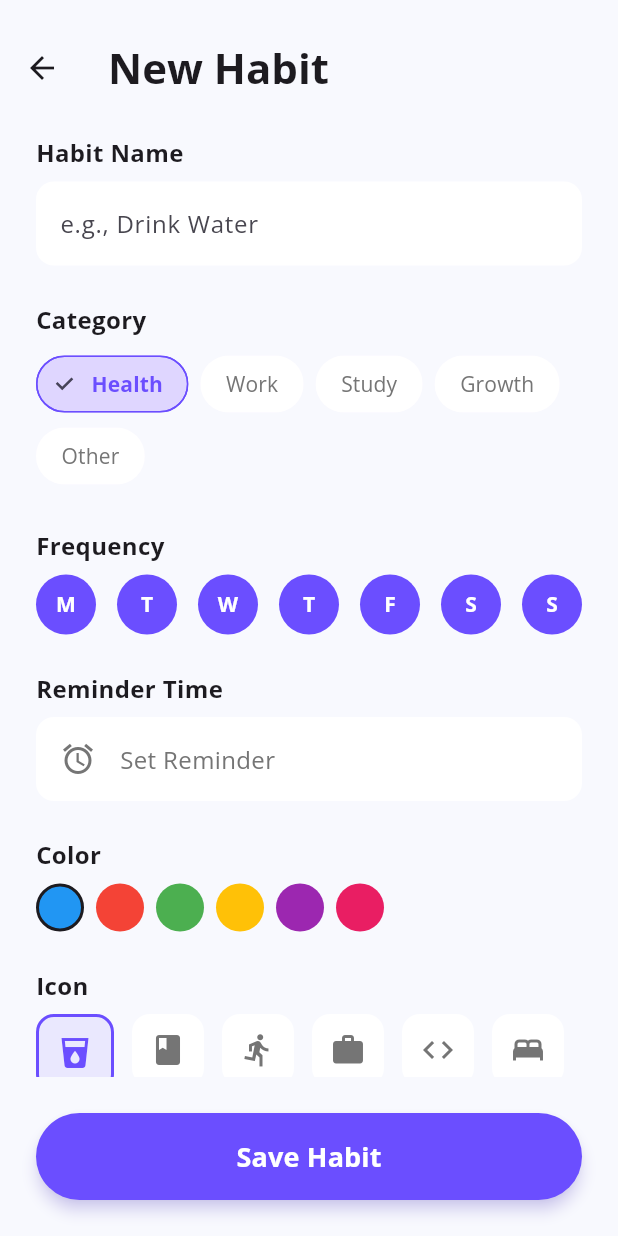
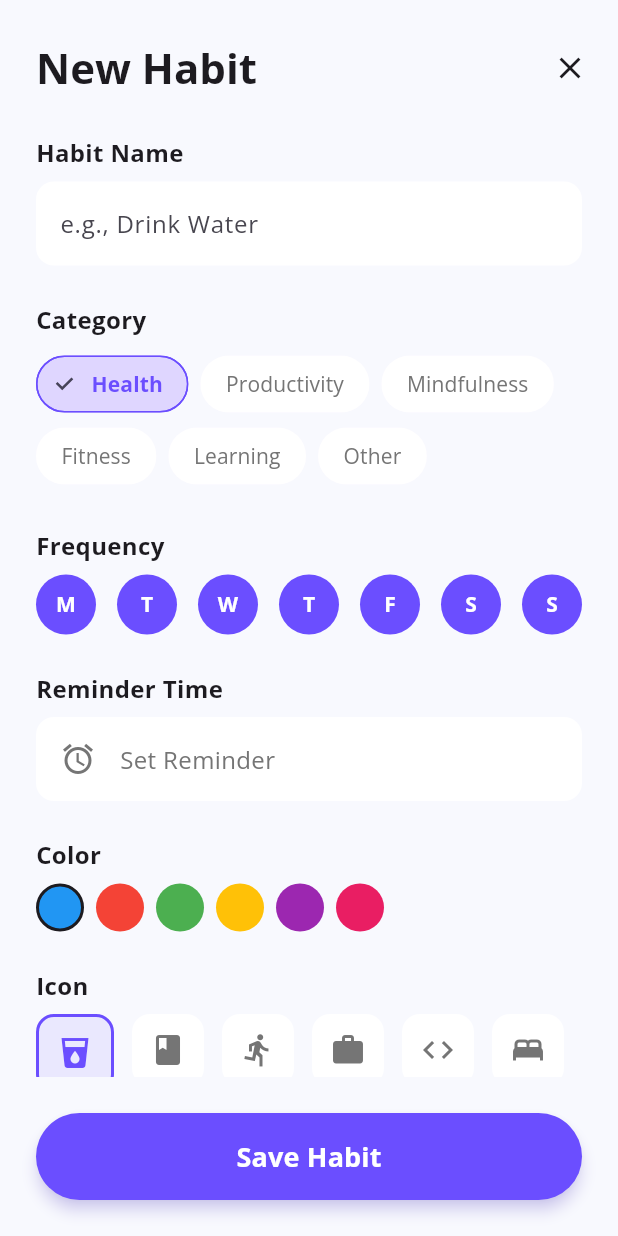
Before and after one commit to GhadyMattar/smart-habit-tracker, a Flutter app: the AddHabitScreen screen opened directly, on a phone screen of 412 x 824 dp. Run offline on Flutter 3.47's test engine with Material 3 defaults, Android fonts, the phone set to English and light mode, and no system bars; our stand-ins replace fl_chart, google_fonts, shared_preferences; accounts and stored records are empty.

Commit message:
feat: implement screens for adding and editing habits

```diff
--- a/lib/features/habits/screens/add_habit_screen.dart
+++ b/lib/features/habits/screens/add_habit_screen.dart
@@ -13,6 +13,7 @@ class AddHabitScreen extends StatefulWidget {
 
 class _AddHabitScreenState extends State<AddHabitScreen> {
   final _titleController = TextEditingController();
+  final _customCategoryController = TextEditingController();
   String _category = 'Health';
   int _selectedColor = 0xFF2196F3;
   int _selectedIcon = Icons.local_drink.codePoint;
@@ -21,9 +22,10 @@ class _AddHabitScreenState extends State<AddHabitScreen> {
 
   final List<String> _categories = [
     'Health',
-    'Work',
-    'Study',
-    'Growth',
+    'Productivity',
+    'Mindfulness',
+    'Fitness',
+    'Learning',
     'Other'
   ];
   final List<int> _colors = [
@@ -56,10 +58,17 @@ class _AddHabitScreenState extends State<AddHabitScreen> {
   void _saveHabit() {
     if (_titleController.text.isEmpty) return;
 
+    // Determine final category: use custom if 'Other' is selected and custom text is provided
+    String finalCategory = _category;
+    if (_category == 'Other' &&
+        _customCategoryController.text.trim().isNotEmpty) {
+      finalCategory = _toTitleCase(_customCategoryController.text.trim());
+    }
+
     final newHabit = Habit(
       id: DateTime.now().millisecondsSinceEpoch.toString(),
       title: _toTitleCase(_titleController.text.trim()),
-      category: _category,
+      category: finalCategory,
       color: _selectedColor,
       iconCodePoint: _selectedIcon,
       schedule: _schedule,
@@ -95,11 +104,15 @@ class _AddHabitScreenState extends State<AddHabitScreen> {
       extendBodyBehindAppBar: true,
       appBar: AppBar(
         toolbarHeight: 90,
-        title: const Text(
-          'New Habit',
-          style: TextStyle(
-            fontSize: 28,
-            fontWeight: FontWeight.bold,
+        automaticallyImplyLeading: false, // Remove back button
+        title: const Padding(
+          padding: EdgeInsets.only(left: 8.0),
+          child: Text(
+            'New Habit',
+            style: TextStyle(
+              fontSize: 28,
+              fontWeight: FontWeight.bold,
+            ),
           ),
         ),
         backgroundColor: Colors.transparent,
@@ -107,6 +120,15 @@ class _AddHabitScreenState extends State<AddHabitScreen> {
         elevation: 0,
         scrolledUnderElevation: 0,
         surfaceTintColor: Colors.transparent,
+        actions: [
+          Padding(
+            padding: const EdgeInsets.only(right: 8.0),
+            child: IconButton(
+              icon: const Icon(Icons.close),
+              onPressed: () => Navigator.pop(context),
+            ),
+          ),
+        ],
         flexibleSpace: Container(
           decoration: BoxDecoration(
             gradient: LinearGradient(
@@ -202,6 +224,10 @@ class _AddHabitScreenState extends State<AddHabitScreen> {
                   onSelected: (selected) {
                     setState(() {
                       _category = category;
+                      // Clear custom category if switching away from 'Other'
+                      if (category != 'Other') {
+                        _customCategoryController.clear();
+                      }
                     });
                   },
                   selectedColor: AppColors.primary.withOpacity(0.2),
@@ -223,6 +249,27 @@ class _AddHabitScreenState extends State<AddHabitScreen> {
                 );
               }).toList(),
             ),
+            // Custom category input (only shown when 'Other' is selected)
+            if (_category == 'Other') ...[
+              const SizedBox(height: 12),
+              TextField(
+                controller: _customCategoryController,
+                decoration: InputDecoration(
+                  hintText: 'Enter custom category',
+                  filled: true,
+                  fillColor: Colors.white,
+                  border: OutlineInputBorder(
+                    borderRadius: BorderRadius.circular(12),
+                    borderSide: BorderSide.none,
+                  ),
+                  prefixIcon: Icon(
+                    Icons.edit,
+                    color: AppColors.primary,
+                  ),
+                ),
+                textCapitalization: TextCapitalization.words,
+              ),
+            ],
             const SizedBox(height: 24),
 
             // Frequency
```
Also changed, not shown: lib/features/habits/screens/edit_habit_screen.dart (+65 -7 lines).
